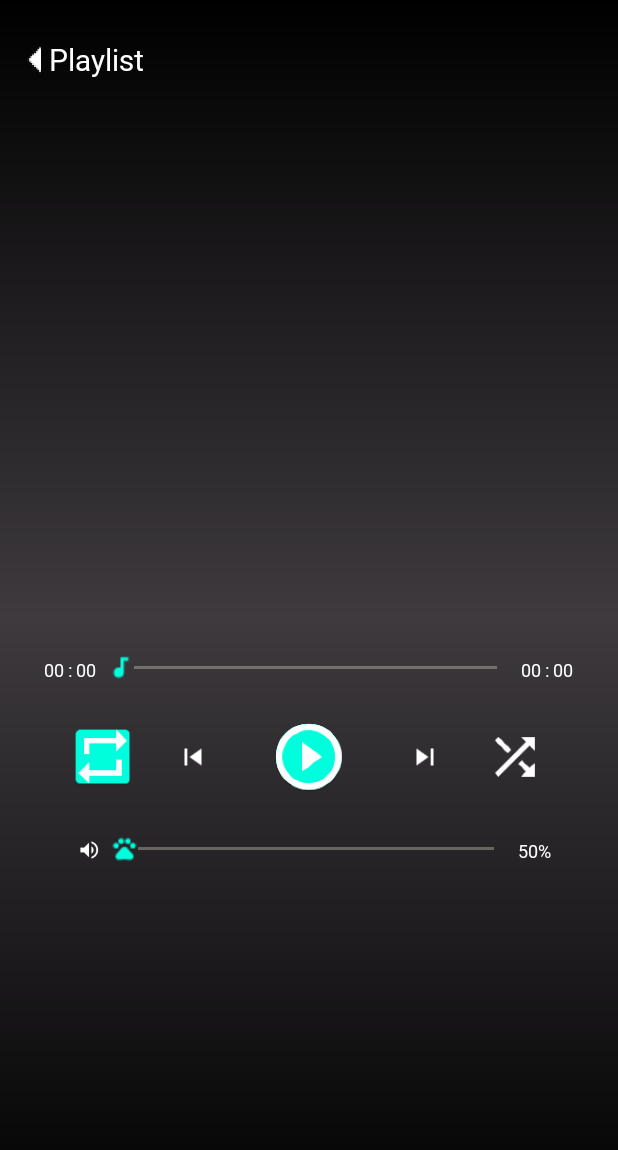
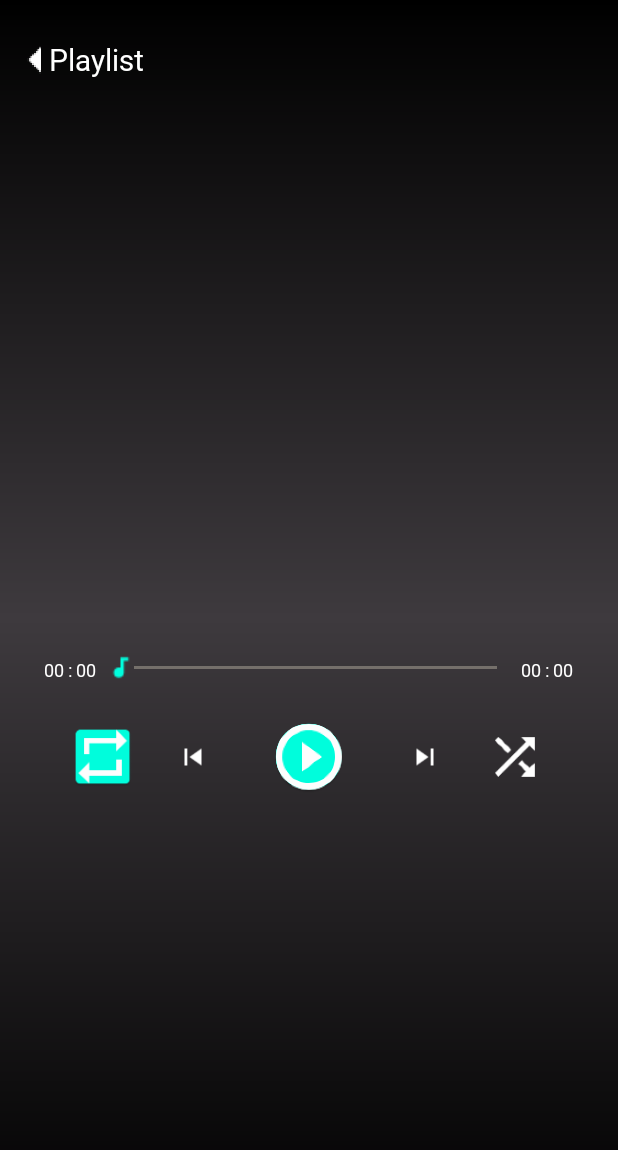
Before and after one commit to aquariusyf/MusicPlayer, an Android app: the layout play_console_screen_fragment_main.xml on its own in the app's theme, with its tools: preview values and no code run, on a phone screen of 412 x 824 dp. Shown: the top 1150 px of the screen. Run offline under Robolectric (Android 15) with nearby library versions, the phone set to English and light mode, and no system bars.

Commit message:
1. Delete volume seekbar

```diff
--- a/app/src/main/java/com/example/android/musicplayer/NotificationActions.java
+++ b/app/src/main/java/com/example/android/musicplayer/Notification/NotificationActions.java
@@ -1,4 +1,4 @@
-package com.example.android.musicplayer;
+package com.example.android.musicplayer.Notification;
 
 public class NotificationActions {
     public final static String ACTION_PLAY_PAUSE = "com.example.android.musicplayer.PLAY_PAUSE";
--- a/app/src/main/res/layout/notification_layout.xml
+++ b/app/src/main/res/layout/notification_layout.xml
@@ -41,6 +41,7 @@
             android:fadingEdge="horizontal"
             android:scrollHorizontally="false"
             android:focusable="true"
+            android:focusedByDefault="true"
             android:focusableInTouchMode="true"
             android:marqueeRepeatLimit="marquee_forever">
             <requestFocus/>
@@ -63,6 +64,7 @@
             android:fadingEdge="horizontal"
             android:scrollHorizontally="false"
             android:focusable="true"
+            android:focusedByDefault="true"
             android:focusableInTouchMode="true"
             android:marqueeRepeatLimit="marquee_forever">
             <requestFocus/>
--- a/app/src/main/res/layout/play_console_screen_fragment_main.xml
+++ b/app/src/main/res/layout/play_console_screen_fragment_main.xml
@@ -136,45 +136,4 @@
             android:layout_margin="10dp" />
     </LinearLayout>
 
-    <LinearLayout
-        android:layout_width="match_parent"
-        android:layout_height="wrap_content"
-        android:orientation="horizontal"
-        android:layout_marginLeft="16dp"
-        android:layout_marginRight="16dp"
-        android:layout_marginTop="10dp">
-
-        <ImageView
-            android:id="@+id/mute_image_view"
-            android:src="@drawable/volume_on_icon"
-            android:layout_width="0dp"
-            android:layout_height="wrap_content"
-            android:layout_weight="2"
-            android:layout_gravity="center_horizontal"
-            android:paddingLeft="36dp"/>
-
-        <SeekBar
-            android:id="@+id/volume_seekbar"
-            android:layout_width="0dp"
-            android:layout_height="wrap_content"
-            android:layout_weight="11"
-            android:layout_centerInParent="true"
-            android:layout_marginTop="8dp"
-            android:thumbTint="#00FFDE"
-            android:progressTint="#00FFDE"
-            android:progressBackgroundTint="#FFF8DC"
-            android:thumb="@drawable/pets_icon" />
-
-        <TextView
-            android:id="@+id/volume_text_view"
-            android:layout_width="0dp"
-            android:layout_height="wrap_content"
-            android:layout_weight="2"
-            android:gravity="left"
-            android:layout_marginTop="10dp"
-            android:textColor="#FFFFFF"
-            android:textSize="12sp"
-            android:fontFamily="@font/calibri"
-            tools:text="50%"/>
-    </LinearLayout>
 </LinearLayout>
```
Also changed, not shown: app/src/main/java/com/example/android/musicplayer/MainActivity.java (+1 -6 lines), app/src/main/java/com/example/android/musicplayer/MainFragmentPlayConsole.java (+1 -120 lines).
